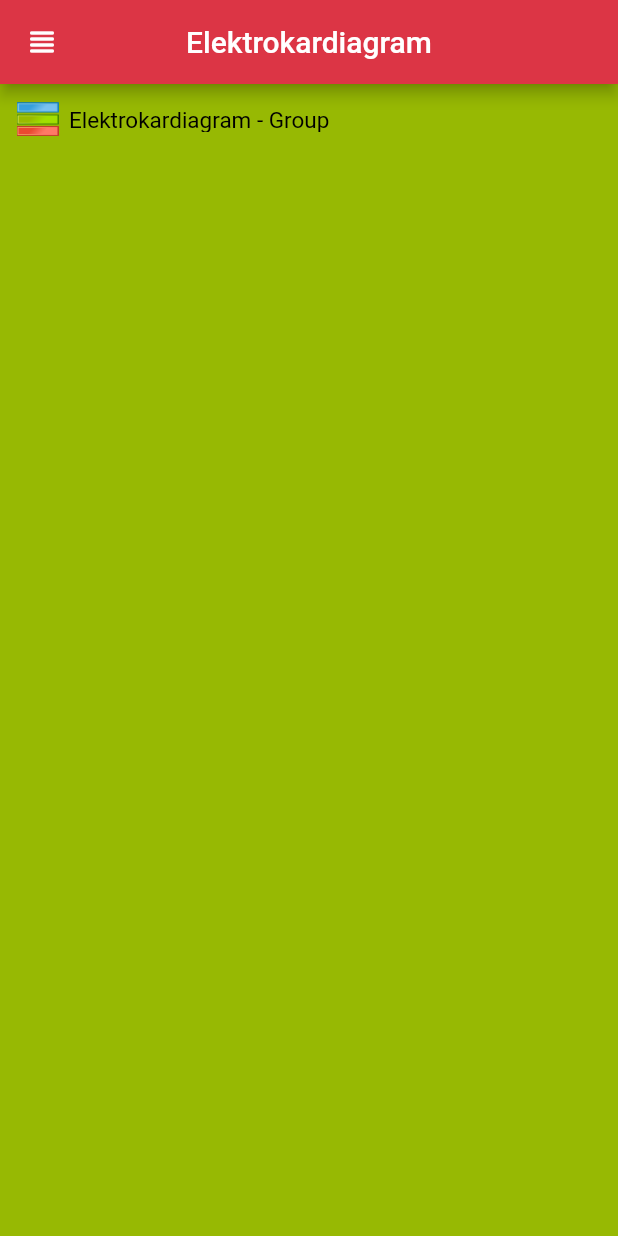
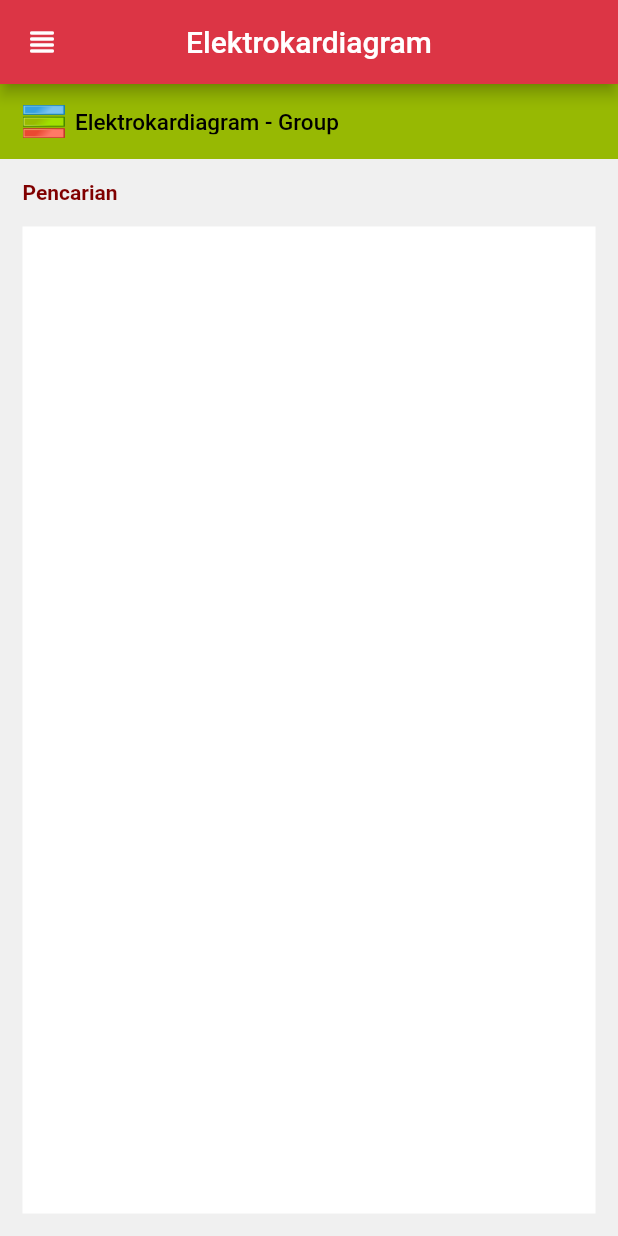
Before and after one commit to Andoreee/Labrad-Mobile-PKL, a Flutter app: the GroupEkg screen opened by its route, on a phone screen of 412 x 824 dp. Run offline on Flutter 3.47's test engine with Material 2 defaults, Android fonts, the phone set to English and light mode, and no system bars.

Commit message:
penambahan widget group

```diff
--- a/lib/ekg/group/index.dart
+++ b/lib/ekg/group/index.dart
@@ -8,7 +8,7 @@ class GroupEkg extends StatelessWidget {
   @override
   Widget build(BuildContext context) {
     return Scaffold(
-      backgroundColor: const Color.fromARGB(255, 151, 185, 3),
+      backgroundColor: const Color.fromARGB(255, 240, 240, 240),
       key: _scaffoldKey,
       appBar: AppBar(
         title: const Text('Elektrokardiagram',),
@@ -21,24 +21,16 @@ class GroupEkg extends StatelessWidget {
       ),
       drawer: const DrawerWidged(),
       body: Container(
-    width: 375,
-    height: 47,
+        child: Column(
+          children: [
+            Container(
+              width: MediaQuery.of(context).size.width,
+              height: 50,
+              color: const Color.fromARGB(255, 151, 185, 3),
               child: Row(
-        mainAxisSize: MainAxisSize.min,
-        mainAxisAlignment: MainAxisAlignment.center,
-        crossAxisAlignment: CrossAxisAlignment.center,
-        children:[
+                children: [
                   Container(
-                width: 375,
-                height: 47,
-                color: Color(0xff97b903),
-                padding: const EdgeInsets.only(left: 11, right: 134, ),
-                child: Row(
-                    mainAxisSize: MainAxisSize.min,
-                    mainAxisAlignment: MainAxisAlignment.start,
-                    crossAxisAlignment: CrossAxisAlignment.center,
-                    children:[
-                        Container(
+                    margin: const EdgeInsets.only(right: 7, left: 15),
                     width: 28,
                     height: 23,
                     decoration: const BoxDecoration(
@@ -48,8 +40,7 @@ class GroupEkg extends StatelessWidget {
                       ),
                     )
                   ),
-                        SizedBox(width: 7),
-                        SizedBox(
+                  const SizedBox(
                     width: 195,
                     height: 17,
                     child: Text(
@@ -57,11 +48,35 @@ class GroupEkg extends StatelessWidget {
                         style: TextStyle(
                             color: Colors.black,
                             fontSize: 15,
+                            fontWeight: FontWeight.w500
                         ),
                     ),
                   ),
                 ],
               ),
+            ),
+            Container(
+              margin: const EdgeInsets.only(left: 15),
+              width: MediaQuery.of(context).size.width,
+              height: 45,
+              child: Row(
+                crossAxisAlignment: CrossAxisAlignment.center,
+                children: const [
+                  Text(
+                    "Pencarian",
+                    style: TextStyle(
+                      color: Color.fromARGB(255, 128, 0, 0),
+                      fontWeight: FontWeight.bold
+                    ),
+                  ),
+                ],
+              ),
+            ),
+            Container(
+              alignment: Alignment.center,
+              width: (MediaQuery.of(context).size.width - 30),
+              height: (MediaQuery.of(context).size.height - (91 + 15) - 60),
+              color: Colors.white,
             ),
           ],
         ),
```
Also changed, not shown: 2 other files. Lines whose indentation alone changed are shown as unchanged.
